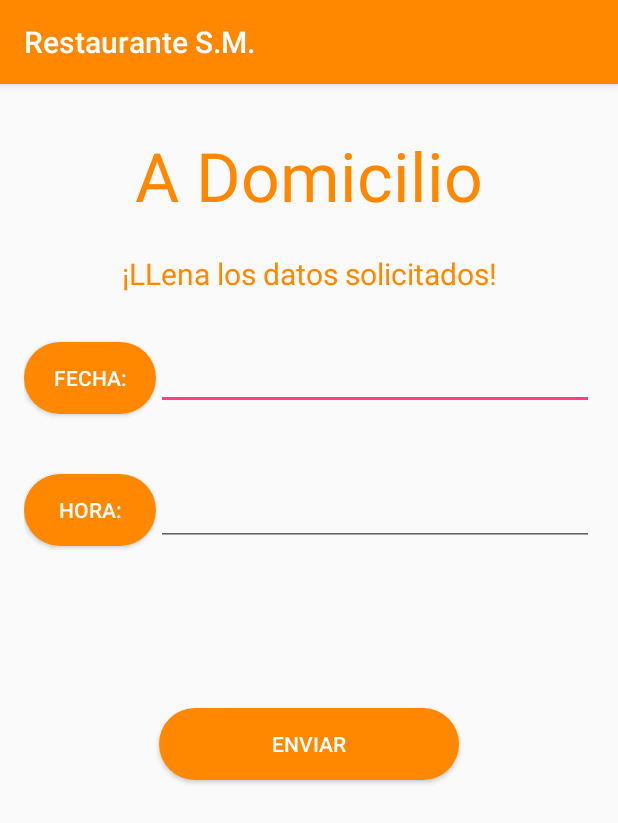
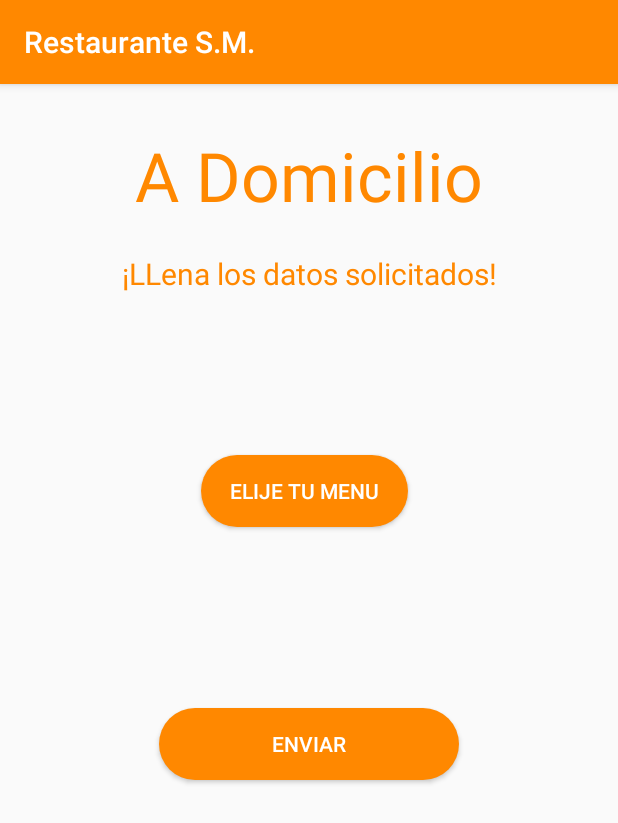
Before and after one commit to GerberMaldonado/AppRestaurante, an Android app: the DomicilioActivity screen opened directly, with no data from a screen before it, on a phone screen of 412 x 824 dp. Shown: the top 823 px of the screen. Run offline under Robolectric (Android 15) with nearby library versions, the phone set to English and light mode, and no system bars.

Commit message:
Arreglo de Reques, Metodos etc
Se modificaron los reques a las nuevas configuraciones de la api
Se cambiaron nombres de Activitys
Login paso a hacer Cliente etc.
Se agreo la api de la API

```diff
--- a/app/src/main/AndroidManifest.xml
+++ b/app/src/main/AndroidManifest.xml
@@ -20,7 +20,7 @@
         <activity android:name=".model.MainActivity"></activity>
 
         <activity
-            android:name=".model.LoginActivity"
+            android:name=".model.ClienteActivity"
             android:theme="@style/Theme.AppCompat.NoActionBar">
         </activity>
 
--- a/app/src/main/java/com/example/gerber/apprestaurante/Adaptadors/DomicilioAdapter.java
+++ b/app/src/main/java/com/example/gerber/apprestaurante/Adaptadors/DomicilioAdapter.java
@@ -22,7 +22,7 @@ public class DomicilioAdapter extends RecyclerView.Adapter<DomicilioAdapter.Menu
 
     @Override
     public MenuViewHolder onCreateViewHolder(ViewGroup parent, int viewType) {
-        View v = LayoutInflater.from(parent.getContext()).inflate(R.layout.menu_row,parent,false);
+        View v = LayoutInflater.from(parent.getContext()).inflate(R.layout.cliente_row,parent,false);
 
         return new MenuViewHolder(v);
     }
--- a/app/src/main/java/com/example/gerber/apprestaurante/Adaptadors/MenuAdapter.java
+++ b/app/src/main/java/com/example/gerber/apprestaurante/Adaptadors/MenuAdapter.java
@@ -20,7 +20,7 @@ public class MenuAdapter extends RecyclerView.Adapter<MenuAdapter.MenuViewHolder
 
     @Override
     public MenuViewHolder onCreateViewHolder(ViewGroup parent, int viewType) {
-        View v = LayoutInflater.from(parent.getContext()).inflate(R.layout.menu_row,parent,false);
+        View v = LayoutInflater.from(parent.getContext()).inflate(R.layout.cliente_row,parent,false);
 
         return new MenuViewHolder(v);
     }
--- a/app/src/main/java/com/example/gerber/apprestaurante/Adaptadors/ReservacionAdapter.java
+++ b/app/src/main/java/com/example/gerber/apprestaurante/Adaptadors/ReservacionAdapter.java
@@ -23,7 +23,7 @@ public class ReservacionAdapter extends RecyclerView.Adapter<ReservacionAdapter.
 
     @Override
     public MenuViewHolder onCreateViewHolder(ViewGroup parent, int viewType) {
-        View v = LayoutInflater.from(parent.getContext()).inflate(R.layout.menu_row,parent,false);
+        View v = LayoutInflater.from(parent.getContext()).inflate(R.layout.cliente_row,parent,false);
 
         return new MenuViewHolder(v);
     }
--- a/app/src/main/java/com/example/gerber/apprestaurante/interfaces/DatosService.java
+++ b/app/src/main/java/com/example/gerber/apprestaurante/interfaces/DatosService.java
@@ -10,15 +10,15 @@ import retrofit2.http.POST;
 
 public interface DatosService {
 
-    @GET("api_rest_crud_vdos/metodos_lectura/read_menus.php")
+    @GET("metodos_lectura/read_menus.php")
     Call< List<Menu> > getMenu();
 
-    @POST("api_rest_crud_vdos/metodos_insertar/create_login.php")
-    Call<Login> saveLogin(@Body Login login);
+    @POST("metodos_insertar/create_cliente.php")
+    Call<Cliente> saveLogin(@Body Cliente cliente);
 
-    @POST("api_rest_crud_vdos/metodos_insertar/create_reservacion.php")
+    @POST("metodos_insertar/create_reservacion.php")
     Call<Reservacion> saveReservacion(@Body Reservacion reservacion);
 
-    @POST("api_rest_crud_vdos/metodos_insertar/create_pedido_a_domicilio.php")
+    @POST("metodos_insertar/create_pedido_a_domicilio.php")
     Call<Domicilio> saveDomicilio(@Body Domicilio domicilio);
 }
--- a/app/src/main/java/com/example/gerber/apprestaurante/model/DomicilioActivity.java
+++ b/app/src/main/java/com/example/gerber/apprestaurante/model/DomicilioActivity.java
@@ -1,11 +1,10 @@
 package com.example.gerber.apprestaurante.model;
 
 import android.Manifest;
-import android.app.DatePickerDialog;
 import android.app.ProgressDialog;
-import android.app.TimePickerDialog;
 import android.content.Context;
 import android.content.Intent;
+import android.content.SharedPreferences;
 import android.content.pm.PackageManager;
 import android.location.Address;
 import android.location.Geocoder;
@@ -20,9 +19,6 @@ import android.os.Bundle;
 import android.util.Log;
 import android.view.View;
 import android.widget.Button;
-import android.widget.DatePicker;
-import android.widget.EditText;
-import android.widget.TimePicker;
 import android.widget.Toast;
 
 import com.example.gerber.apprestaurante.R;
@@ -30,7 +26,6 @@ import com.example.gerber.apprestaurante.interfaces.DatosService;
 import com.example.gerber.apprestaurante.requests.Domicilio;
 
 import java.io.IOException;
-import java.util.Calendar;
 import java.util.List;
 import java.util.Locale;
 
@@ -40,13 +35,11 @@ import retrofit2.Response;
 import retrofit2.Retrofit;
 import retrofit2.converter.gson.GsonConverterFactory;
 
-public class DomicilioActivity extends AppCompatActivity implements View.OnClickListener {
-    private final String baseUrl = "http://192.168.20.104/";
+public class DomicilioActivity extends AppCompatActivity{
+    private final String baseUrl = "http://d5kp4ul.shekalug.org/";
     Button bfecha, bhora, btn_enviar;
-    EditText efecha,ehora;
     private  int dia,mes,ano,hora,minutos;
     DatosService domicilioService;
-    String idlogin = "1";
     String dir; //Se almacena la direccion
     String coor; //Se almacenan las coordenadas
     String fechaF = "1111/05/1";
@@ -63,16 +56,10 @@ public class DomicilioActivity extends AppCompatActivity implements View.OnClick
             locationStart();
         }
 
-
-        bfecha=(Button)findViewById(R.id.bfecha);
-        bhora=(Button)findViewById(R.id.bhora);
-        efecha= findViewById(R.id.efecha);
-        ehora= findViewById(R.id.ehora);
         btn_enviar = findViewById(R.id.btn_enviar);
 
-        bfecha.setOnClickListener(this);
-        bhora.setOnClickListener(this);
-
+        final SharedPreferences nombreG = getSharedPreferences("datos", Context.MODE_PRIVATE);
+        final SharedPreferences telefonoG = getSharedPreferences("datos", Context.MODE_PRIVATE);
 
         Retrofit retrofit = new Retrofit.Builder().baseUrl(baseUrl)
                 .addConverterFactory(GsonConverterFactory.create())
@@ -83,45 +70,15 @@ public class DomicilioActivity extends AppCompatActivity implements View.OnClick
             @Override
             public void onClick(View v) {
                 Domicilio domicilio = new Domicilio();
+                domicilio.setClientesNombreCliente(nombreG.getString("nombre", ""));
+                domicilio.setTelefonoCliente(telefonoG.getString("telefono", ""));
                 domicilio.setFechaPedido(fechaF);
                 domicilio.setHorarioSalida(horaF);
                 domicilio.setUbicacionCliente(dir);
-                domicilio.setLoginIdLogin(idlogin);
+                domicilio.setCoordenadasCliente(coor);
                 RegistrarUsuario(domicilio);
             }
         });
-    }
-
-    @Override
-    public void onClick(View v) {
-        if(v==bfecha){
-            final Calendar c= Calendar.getInstance();
-            dia=c.get(Calendar.DAY_OF_MONTH);
-            mes=c.get(Calendar.MONTH);
-            ano=c.get(Calendar.YEAR);
-
-            DatePickerDialog datePickerDialog = new DatePickerDialog(this, new DatePickerDialog.OnDateSetListener() {
-                @Override
-                public void onDateSet(DatePicker view, int year, int monthOfYear, int dayOfMonth) {
-                    efecha.setText(year+"/"+(monthOfYear+1)+"/"+dayOfMonth);
-                }
-            }
-                    ,ano,mes,dia);
-            datePickerDialog.show();
-        }
-        if (v==bhora){
-            final Calendar c= Calendar.getInstance();
-            hora=c.get(Calendar.HOUR_OF_DAY);
-            minutos=c.get(Calendar.MINUTE);
-
-            TimePickerDialog timePickerDialog = new TimePickerDialog(this, new TimePickerDialog.OnTimeSetListener() {
-                @Override
-                public void onTimeSet(TimePicker view, int hourOfDay, int minute) {
-                    ehora.setText(hourOfDay+":"+minute);
-                }
-            },hora,minutos,false);
-            timePickerDialog.show();
-        }
     }
 
     public void RegistrarUsuario(Domicilio domicilio){
--- a/app/src/main/java/com/example/gerber/apprestaurante/model/MenuActivity.java
+++ b/app/src/main/java/com/example/gerber/apprestaurante/model/MenuActivity.java
@@ -23,7 +23,7 @@ import android.support.design.widget.FloatingActionButton;
 
 public class MenuActivity extends AppCompatActivity{
 
-    private final String baseUrl = "http://192.168.20.104/";
+    private final String baseUrl = "http://d5kp4ul.shekalug.org/";
     RecyclerView rvLogin;
     FloatingActionButton fabAdd;
     List<Menu> listaMenu = new ArrayList<>();
--- a/app/src/main/java/com/example/gerber/apprestaurante/model/SplashScreen.java
+++ b/app/src/main/java/com/example/gerber/apprestaurante/model/SplashScreen.java
@@ -16,7 +16,7 @@ public class SplashScreen extends AppCompatActivity {
 
         //tv1.setText(dato); //Muestra el usuario
         if(nombre.getString("nombre","").equals("")){
-            Intent intent = new Intent(this, LoginActivity.class);
+            Intent intent = new Intent(this, ClienteActivity.class);
             startActivity(intent);
             finish();
         }
--- a/app/src/main/res/layout/activity_login.xml
+++ b/app/src/main/res/layout/activity_cliente.xml
@@ -5,7 +5,7 @@
     android:layout_width="match_parent"
     android:layout_height="match_parent"
     android:background="@drawable/img_login2"
-    tools:context=".model.LoginActivity">
+    tools:context=".model.ClienteActivity">
 
     <LinearLayout
         android:layout_width="326dp"
--- a/app/src/main/res/layout/activity_domicilio.xml
+++ b/app/src/main/res/layout/activity_domicilio.xml
@@ -49,48 +49,22 @@
         android:textSize="20dp" />
 
     <Button
-        android:layout_width="wrap_content"
+        android:id="@+id/bfecha"
+        android:layout_width="185dp"
         android:layout_height="wrap_content"
-        android:text="Fecha:"
-        android:id="@+id/bfecha"
+        android:layout_alignParentStart="true"
+        android:layout_alignParentLeft="true"
         android:layout_alignParentTop="true"
+        android:layout_alignParentEnd="true"
+        android:layout_alignParentRight="true"
+        android:layout_marginStart="118dp"
+        android:layout_marginLeft="118dp"
+        android:layout_marginTop="231dp"
+        android:layout_marginEnd="124dp"
+        android:layout_marginRight="124dp"
         android:background="@drawable/o_rounded_button"
-        android:layout_alignParentLeft="true"
-        android:textColor="@color/colorAccent1"
-        android:layout_alignParentStart="true"
-        android:layout_marginTop="156dp" />
-
-    <Button
-        android:layout_width="wrap_content"
-        android:layout_height="wrap_content"
-        android:text="Hora:"
-        android:id="@+id/bhora"
-        android:layout_below="@+id/bfecha"
-        android:background="@drawable/o_rounded_button"
-        android:layout_alignParentLeft="true"
-        android:layout_alignParentStart="true"
-        android:textColor="@color/colorAccent1"
-        android:layout_marginTop="40dp" />
-
-
-    <EditText
-        android:layout_width="wrap_content"
-        android:layout_height="wrap_content"
-        android:id="@+id/efecha"
-        android:layout_alignTop="@+id/bfecha"
-        android:layout_toRightOf="@+id/bfecha"
-        android:layout_alignParentRight="true"
-        android:layout_alignParentEnd="true" />
-
-    <EditText
-        android:layout_width="wrap_content"
-        android:layout_height="wrap_content"
-        android:id="@+id/ehora"
-        android:layout_alignBottom="@+id/bhora"
-        android:layout_toRightOf="@+id/bhora"
-        android:shadowColor="@color/colorAccent1"
-        android:layout_alignRight="@+id/efecha"
-        android:layout_alignEnd="@+id/efecha" />
+        android:text="Elije tu menu"
+        android:textColor="@color/colorAccent1" />
 
 
     <Button
```
Also changed, not shown: app/src/main/java/com/example/gerber/apprestaurante/Adaptadors/ClienteAdapter.java (added, +61 -0 lines), app/src/main/java/com/example/gerber/apprestaurante/Adaptadors/LoginAdapter.java (deleted, +0 -60 lines), app/src/main/java/com/example/gerber/apprestaurante/model/ClienteActivity.java (renamed from app/src/main/java/com/example/gerber/apprestaurante/model/LoginActivity.java, +17 -18 lines), app/src/main/java/com/example/gerber/apprestaurante/model/ReservacionActivity.java (+6 -5 lines), app/src/main/java/com/example/gerber/apprestaurante/requests/Cliente.java (added, +43 -0 lines), app/src/main/java/com/example/gerber/apprestaurante/requests/Domicilio.java (+28 -6 lines), app/src/main/java/com/example/gerber/apprestaurante/requests/Login.java (deleted, +0 -43 lines), app/src/main/java/com/example/gerber/apprestaurante/requests/Reservacion.java (+22 -11 lines), app/src/main/res/layout/cliente_row.xml (renamed from app/src/main/res/layout/menu_row.xml).
